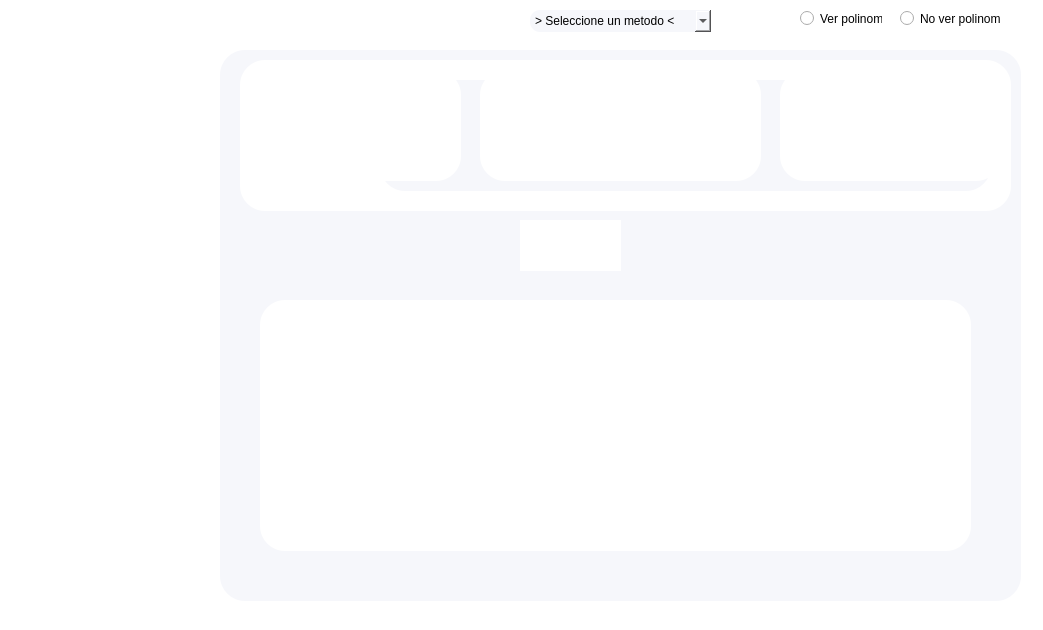
This is docs/formMain.ui in DevKelvin21/ANS_135-Final as Qt 5 draws it before an edit. The edited form follows.
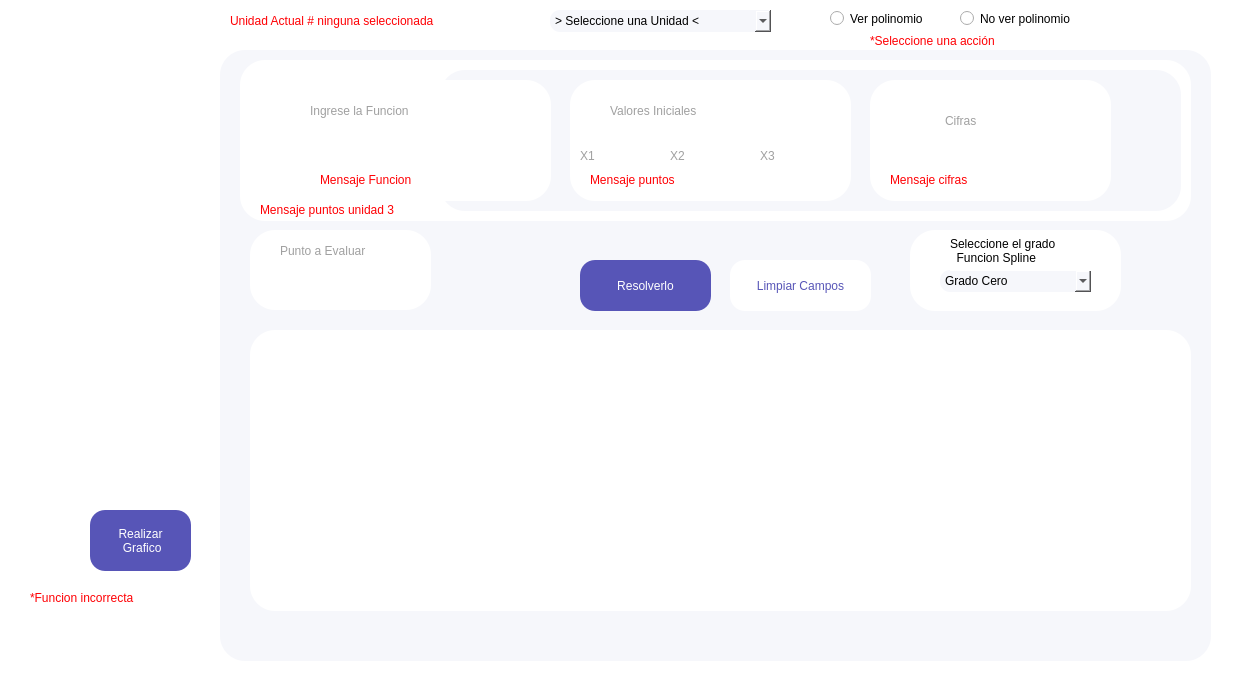
This is the edited form. Icons and pictures are not drawn.

Commit message: formulario integrado con mensajes en labels y corregido

```diff
--- a/docs/formMain.ui
+++ b/docs/formMain.ui
@@ -6,8 +6,8 @@
    <rect>
     <x>0</x>
     <y>0</y>
-    <width>1043</width>
-    <height>630</height>
+    <width>1235</width>
+    <height>684</height>
    </rect>
   </property>
   <property name="windowTitle">
@@ -22,8 +22,8 @@
      <rect>
       <x>220</x>
       <y>50</y>
-      <width>801</width>
-      <height>551</height>
+      <width>991</width>
+      <height>611</height>
      </rect>
     </property>
     <property name="styleSheet">
@@ -43,17 +43,20 @@
     <widget class="QPushButton" name="btnCalcular">
      <property name="geometry">
       <rect>
-       <x>300</x>
-       <y>170</y>
-       <width>101</width>
+       <x>360</x>
+       <y>210</y>
+       <width>131</width>
        <height>51</height>
       </rect>
      </property>
      <property name="styleSheet">
       <string notr="true">
 QPushButton {
-	border-radius: 0px;
-	background-image: url(:/images/images/Calcular.png);
+	border-radius: 15px;
+	border:0px;
+	font: 75 10pt &quot;SpaceMono Nerd Font&quot;;
+	color: rgb(255, 255, 255);
+	background-color: rgb(87, 85, 183);
 }
 QPushButton:hover {
 	border-radius: 16px;
@@ -62,23 +65,25 @@
 }</string>
      </property>
      <property name="text">
-      <string/>
+      <string>Resolverlo</string>
      </property>
     </widget>
     <widget class="QPushButton" name="btnLimpiar">
      <property name="geometry">
       <rect>
-       <x>420</x>
-       <y>170</y>
-       <width>101</width>
+       <x>510</x>
+       <y>210</y>
+       <width>141</width>
        <height>51</height>
       </rect>
      </property>
      <property name="styleSheet">
       <string notr="true">QPushButton {
-	border-radius: 0px;
-	background-color: rgb(246, 247, 251);
-	background-image: url(:/images/images/Limpiar.png);
+	border-radius: 15px;
+	border:0px;
+	color: rgb(87, 85, 183);
+	font: 75 10pt &quot;SpaceMono Nerd Font&quot;;
+	background-color: rgb(255, 255, 255);
 }
 QPushButton:hover {
 	border-radius: 16px;
@@ -87,16 +92,16 @@
 </string>
      </property>
      <property name="text">
-      <string/>
+      <string>Limpiar Campos</string>
      </property>
     </widget>
     <widget class="QFrame" name="frame_2">
      <property name="geometry">
       <rect>
-       <x>40</x>
-       <y>250</y>
-       <width>711</width>
-       <height>251</height>
+       <x>30</x>
+       <y>280</y>
+       <width>941</width>
+       <height>281</height>
       </rect>
      </property>
      <property name="styleSheet">
@@ -111,12 +116,15 @@
      <widget class="QTableWidget" name="tableWidget">
       <property name="geometry">
        <rect>
-        <x>20</x>
-        <y>20</y>
-        <width>671</width>
-        <height>211</height>
+        <x>10</x>
+        <y>10</y>
+        <width>921</width>
+        <height>261</height>
        </rect>
       </property>
+      <property name="styleSheet">
+       <string notr="true">font: 8pt &quot;SpaceMono Nerd Font&quot;;</string>
+      </property>
       <property name="frameShape">
        <enum>QFrame::NoFrame</enum>
       </property>
@@ -125,10 +133,10 @@
     <widget class="QFrame" name="frame_3">
      <property name="geometry">
       <rect>
-       <x>20</x>
-       <y>20</y>
-       <width>221</width>
-       <height>111</height>
+       <x>70</x>
+       <y>30</y>
+       <width>261</width>
+       <height>121</height>
       </rect>
      </property>
      <property name="styleSheet">
@@ -143,25 +151,25 @@
      <widget class="QLabel" name="label">
       <property name="geometry">
        <rect>
-        <x>10</x>
-        <y>0</y>
-        <width>201</width>
+        <x>20</x>
+        <y>10</y>
+        <width>231</width>
         <height>41</height>
        </rect>
       </property>
       <property name="styleSheet">
-       <string notr="true">background-image: url(:/images/ingreselafuncion.png);
-background-image: url(:/images/images/ingreselafuncion.png);</string>
+       <string notr="true">font: 75 14pt &quot;SpaceMono Nerd Font&quot;;
+color: rgb(160, 160, 160);</string>
       </property>
       <property name="text">
-       <string/>
+       <string>Ingrese la Funcion </string>
       </property>
      </widget>
      <widget class="QLineEdit" name="txtfuncion">
       <property name="geometry">
        <rect>
-        <x>20</x>
-        <y>70</y>
+        <x>40</x>
+        <y>60</y>
         <width>181</width>
         <height>21</height>
        </rect>
@@ -172,14 +180,31 @@
 border: 0px;</string>
       </property>
      </widget>
+     <widget class="QLabel" name="lbl_mensaje_funcion">
+      <property name="geometry">
+       <rect>
+        <x>30</x>
+        <y>90</y>
+        <width>221</width>
+        <height>20</height>
+       </rect>
+      </property>
+      <property name="styleSheet">
+       <string notr="true">font: 7pt &quot;SpaceMono Nerd Font&quot;;
+color: rgb(255, 0, 4);</string>
+      </property>
+      <property name="text">
+       <string>Mensaje Funcion</string>
+      </property>
+     </widget>
     </widget>
     <widget class="QFrame" name="frame_4">
      <property name="geometry">
       <rect>
-       <x>260</x>
-       <y>20</y>
+       <x>350</x>
+       <y>30</y>
        <width>281</width>
-       <height>111</height>
+       <height>121</height>
       </rect>
      </property>
      <property name="styleSheet">
@@ -194,18 +219,18 @@
      <widget class="QLabel" name="label_2">
       <property name="geometry">
        <rect>
-        <x>50</x>
-        <y>0</y>
-        <width>201</width>
-        <height>61</height>
+        <x>40</x>
+        <y>10</y>
+        <width>211</width>
+        <height>41</height>
        </rect>
       </property>
       <property name="styleSheet">
-       <string notr="true">background-image: url(:/images/valoresiniciales.png);
-background-image: url(:/images/images/valoresiniciales.png);</string>
+       <string notr="true">font: 75 14pt &quot;SpaceMono Nerd Font&quot;;
+color: rgb(160, 160, 160);</string>
       </property>
       <property name="text">
-       <string/>
+       <string>Valores Iniciales</string>
       </property>
      </widget>
      <widget class="QLineEdit" name="txtX1">
@@ -247,11 +272,11 @@
        </rect>
       </property>
       <property name="styleSheet">
-       <string notr="true">background-image: url(:/images/x1.png);
-background-image: url(:/images/images/x1.png);</string>
+       <string notr="true">font: 75 14pt &quot;SpaceMono Nerd Font&quot;;
+color: rgb(160, 160, 160);</string>
       </property>
       <property name="text">
-       <string/>
+       <string>X1</string>
       </property>
      </widget>
      <widget class="QLabel" name="label_4">
@@ -264,10 +289,11 @@
        </rect>
       </property>
       <property name="styleSheet">
-       <string notr="true">background-image: url(:/images/images/x2.png);</string>
+       <string notr="true">font: 75 14pt &quot;SpaceMono Nerd Font&quot;;
+color: rgb(160, 160, 160);</string>
       </property>
       <property name="text">
-       <string/>
+       <string>X2</string>
       </property>
      </widget>
      <widget class="QLineEdit" name="txtX2_2">
@@ -295,20 +321,38 @@
        </rect>
       </property>
       <property name="styleSheet">
-       <string notr="true">background-image: url(:/images/images/x3.png);</string>
+       <string notr="true">font: 75 14pt &quot;SpaceMono Nerd Font&quot;;
+color: rgb(160, 160, 160);;</string>
       </property>
       <property name="text">
-       <string/>
+       <string>X3</string>
+      </property>
+     </widget>
+     <widget class="QLabel" name="lbl_mensaje_puntos">
+      <property name="geometry">
+       <rect>
+        <x>20</x>
+        <y>90</y>
+        <width>241</width>
+        <height>20</height>
+       </rect>
+      </property>
+      <property name="styleSheet">
+       <string notr="true">font: 7pt &quot;SpaceMono Nerd Font&quot;;
+color: rgb(255, 0, 4);</string>
+      </property>
+      <property name="text">
+       <string>Mensaje puntos</string>
       </property>
      </widget>
     </widget>
     <widget class="QFrame" name="frame_5">
      <property name="geometry">
       <rect>
-       <x>560</x>
-       <y>20</y>
-       <width>221</width>
-       <height>111</height>
+       <x>650</x>
+       <y>30</y>
+       <width>241</width>
+       <height>121</height>
       </rect>
      </property>
      <property name="styleSheet">
@@ -323,18 +367,18 @@
      <widget class="QLabel" name="label_5">
       <property name="geometry">
        <rect>
-        <x>10</x>
+        <x>75</x>
         <y>10</y>
-        <width>201</width>
+        <width>81</width>
         <height>61</height>
        </rect>
       </property>
       <property name="styleSheet">
-       <string notr="true">background-image: url(:/images/cifras.png);
-background-image: url(:/images/images/cifras.png);</string>
+       <string notr="true">font: 75 14pt &quot;SpaceMono Nerd Font&quot;;
+color: rgb(160, 160, 160);</string>
       </property>
       <property name="text">
-       <string/>
+       <string>Cifras</string>
       </property>
      </widget>
      <widget class="QLineEdit" name="txtcifras">
@@ -349,7 +393,25 @@
       <property name="styleSheet">
        <string notr="true">background-image: url(:/images/barra.png);
 background-image: url(:/images/images/barra.png);
-border: 0px;</string>
+border: 0px;
+font: 8pt &quot;SpaceMono Nerd Font&quot;;</string>
+      </property>
+     </widget>
+     <widget class="QLabel" name="lbl_mensaje_cifras_h">
+      <property name="geometry">
+       <rect>
+        <x>20</x>
+        <y>90</y>
+        <width>201</width>
+        <height>20</height>
+       </rect>
+      </property>
+      <property name="styleSheet">
+       <string notr="true">font: 7pt &quot;SpaceMono Nerd Font&quot;;
+color: rgb(255, 0, 4);</string>
+      </property>
+      <property name="text">
+       <string>Mensaje cifras</string>
       </property>
      </widget>
     </widget>
@@ -358,8 +420,8 @@
       <rect>
        <x>20</x>
        <y>10</y>
-       <width>771</width>
-       <height>151</height>
+       <width>951</width>
+       <height>161</height>
       </rect>
      </property>
      <property name="styleSheet">
@@ -374,10 +436,10 @@
      <widget class="QTableWidget" name="tableWidget_2">
       <property name="geometry">
        <rect>
-        <x>140</x>
-        <y>20</y>
-        <width>611</width>
-        <height>111</height>
+        <x>200</x>
+        <y>10</y>
+        <width>741</width>
+        <height>141</height>
        </rect>
       </property>
       <property name="styleSheet">
@@ -390,16 +452,19 @@
      <widget class="QPushButton" name="btnAgregarFIla">
       <property name="geometry">
        <rect>
-        <x>20</x>
-        <y>20</y>
-        <width>100</width>
-        <height>50</height>
+        <x>200</x>
+        <y>25</y>
+        <width>101</width>
+        <height>51</height>
        </rect>
       </property>
       <property name="styleSheet">
        <string notr="true">QPushButton {
-	border-radius: 0px;
-	background-image: url(:/images/images/anadir-fila.png);
+	border-radius: 15px;
+	border:0px;
+	font: 75 8pt &quot;SpaceMono Nerd Font&quot;;
+	color: rgb(255, 255, 255);
+	background-color: rgb(0, 193, 0);
 }
 QPushButton:hover {
 
@@ -410,33 +475,267 @@
 }</string>
       </property>
       <property name="text">
-       <string/>
+       <string>Añadir Fila</string>
       </property>
      </widget>
      <widget class="QPushButton" name="btnEliminarFila">
       <property name="geometry">
        <rect>
+        <x>200</x>
+        <y>80</y>
+        <width>101</width>
+        <height>50</height>
+       </rect>
+      </property>
+      <property name="styleSheet">
+       <string notr="true">QPushButton {
+	border-radius: 15px;
+	border:0px;
+	font: 75 8pt &quot;SpaceMono Nerd Font&quot;;
+	color: rgb(255, 255, 255);
+	background-color: rgb(0, 130, 255);
+}
+QPushButton:hover {
+	border-radius: 20px;
+	background-color: rgb(0, 95, 185);
+}</string>
+      </property>
+      <property name="text">
+       <string>Eliminar Fila</string>
+      </property>
+     </widget>
+     <widget class="QLabel" name="lbl_aniadir">
+      <property name="geometry">
+       <rect>
+        <x>12</x>
+        <y>23</y>
+        <width>50</width>
+        <height>50</height>
+       </rect>
+      </property>
+      <property name="styleSheet">
+       <string notr="true">background-image: url(:/images/images/Aniadir.png);
+border-radius: 0px;</string>
+      </property>
+      <property name="text">
+       <string/>
+      </property>
+     </widget>
+     <widget class="QLabel" name="label_8">
+      <property name="geometry">
+       <rect>
+        <x>10</x>
+        <y>80</y>
+        <width>50</width>
+        <height>50</height>
+       </rect>
+      </property>
+      <property name="styleSheet">
+       <string notr="true">border-radius: 0px;
+background-image: url(:/images/images/Eliminarr.png);</string>
+      </property>
+      <property name="text">
+       <string/>
+      </property>
+     </widget>
+     <widget class="QPushButton" name="btnAgregarCol">
+      <property name="geometry">
+       <rect>
+        <x>70</x>
+        <y>25</y>
+        <width>117</width>
+        <height>51</height>
+       </rect>
+      </property>
+      <property name="styleSheet">
+       <string notr="true">QPushButton {
+	border-radius: 15px;
+	border:0px;
+	font: 75 8pt &quot;SpaceMono Nerd Font&quot;;
+	color: rgb(255, 255, 255);
+	background-color: rgb(0, 193, 0);
+}
+QPushButton:hover {
+	border-radius: 20px;
+	background-color: rgb(0, 136, 0);
+}</string>
+      </property>
+      <property name="text">
+       <string>Añadir Columna</string>
+      </property>
+     </widget>
+     <widget class="QPushButton" name="btnEliminarCol">
+      <property name="geometry">
+       <rect>
+        <x>70</x>
+        <y>80</y>
+        <width>117</width>
+        <height>50</height>
+       </rect>
+      </property>
+      <property name="styleSheet">
+       <string notr="true">QPushButton {
+	border-radius: 15px;
+	border:0px;
+	font: 75 8pt &quot;SpaceMono Nerd Font&quot;;
+	color: rgb(255, 255, 255);
+	background-color: rgb(0, 130, 255);
+}
+QPushButton:hover {
+	border-radius: 20px;
+	background-color: rgb(0, 95, 185);
+}</string>
+      </property>
+      <property name="text">
+       <string>Eliminar Columna</string>
+      </property>
+     </widget>
+     <widget class="QLabel" name="lbl_puntos_unidad3">
+      <property name="geometry">
+       <rect>
         <x>20</x>
-        <y>80</y>
-        <width>100</width>
-        <height>50</height>
+        <y>140</y>
+        <width>281</width>
+        <height>20</height>
        </rect>
       </property>
       <property name="styleSheet">
-       <string notr="true">QPushButton {
-	border-radius: 0px;
-	background-image: url(:/images/images/eliminar-fila.png);
-}
-QPushButton:hover {
-
-	
-	background-color: rgb(246, 247, 251);
-	background-image: url(:/images/images/eliminar-fila.png);
-
-}</string>
+       <string notr="true">font: 7pt &quot;SpaceMono Nerd Font&quot;;
+color: rgb(255, 0, 4);</string>
       </property>
       <property name="text">
-       <string/>
+       <string>Mensaje puntos unidad 3 </string>
+      </property>
+     </widget>
+     <zorder>label_8</zorder>
+     <zorder>lbl_puntos_unidad3</zorder>
+     <zorder>btnAgregarFila</zorder>
+     <zorder>btnEliminarFila</zorder>
+     <zorder>lbl_aniadir</zorder>
+     <zorder>btnAgregarCol</zorder>
+     <zorder>btnEliminarCol</zorder>
+     <zorder>tableWidget_2</zorder>
+    </widget>
+    <widget class="QFrame" name="frame_hermite">
+     <property name="geometry">
+      <rect>
+       <x>30</x>
+       <y>180</y>
+       <width>181</width>
+       <height>80</height>
+      </rect>
+     </property>
+     <property name="styleSheet">
+      <string notr="true">background-color: rgb(255, 255, 255);</string>
+     </property>
+     <property name="frameShape">
+      <enum>QFrame::StyledPanel</enum>
+     </property>
+     <property name="frameShadow">
+      <enum>QFrame::Raised</enum>
+     </property>
+     <widget class="QLabel" name="lbl_punto_hermite">
+      <property name="geometry">
+       <rect>
+        <x>30</x>
+        <y>10</y>
+        <width>121</width>
+        <height>21</height>
+       </rect>
+      </property>
+      <property name="styleSheet">
+       <string notr="true">font: 10pt &quot;SpaceMono Nerd Font&quot;;
+color: rgb(160, 160, 160);</string>
+      </property>
+      <property name="text">
+       <string>Punto a Evaluar</string>
+      </property>
+     </widget>
+     <widget class="QLineEdit" name="txtHermitePunto">
+      <property name="geometry">
+       <rect>
+        <x>30</x>
+        <y>40</y>
+        <width>113</width>
+        <height>20</height>
+       </rect>
+      </property>
+      <property name="styleSheet">
+       <string notr="true">border:0px;
+background-image: url(:/images/images/barra2.png);</string>
+      </property>
+     </widget>
+    </widget>
+    <widget class="QFrame" name="frame_trazadores">
+     <property name="geometry">
+      <rect>
+       <x>690</x>
+       <y>180</y>
+       <width>211</width>
+       <height>81</height>
+      </rect>
+     </property>
+     <property name="styleSheet">
+      <string notr="true">background-color: rgb(255, 255, 255);</string>
+     </property>
+     <property name="frameShape">
+      <enum>QFrame::StyledPanel</enum>
+     </property>
+     <property name="frameShadow">
+      <enum>QFrame::Raised</enum>
+     </property>
+     <widget class="QComboBox" name="cbmSplineGrado">
+      <property name="geometry">
+       <rect>
+        <x>30</x>
+        <y>40</y>
+        <width>151</width>
+        <height>22</height>
+       </rect>
+      </property>
+      <property name="styleSheet">
+       <string notr="true">border-radius: 10px;
+background-color: rgb(246, 247, 251);
+font: 8pt &quot;SpaceMono Nerd Font&quot;;
+</string>
+      </property>
+      <item>
+       <property name="text">
+        <string>Grado Cero</string>
+       </property>
+      </item>
+      <item>
+       <property name="text">
+        <string>Grado Uno</string>
+       </property>
+      </item>
+      <item>
+       <property name="text">
+        <string>Grado Dos</string>
+       </property>
+      </item>
+      <item>
+       <property name="text">
+        <string>Grado Tres</string>
+       </property>
+      </item>
+     </widget>
+     <widget class="QLabel" name="label_9">
+      <property name="geometry">
+       <rect>
+        <x>40</x>
+        <y>0</y>
+        <width>141</width>
+        <height>41</height>
+       </rect>
+      </property>
+      <property name="styleSheet">
+       <string notr="true">font: 8pt &quot;SpaceMono Nerd Font&quot;;
+color: rgb(0, 0, 0);</string>
+      </property>
+      <property name="text">
+       <string>Seleccione el grado
+  Funcion Spline</string>
       </property>
      </widget>
     </widget>
@@ -451,19 +750,24 @@
    <widget class="QComboBox" name="cmbMetodos">
     <property name="geometry">
      <rect>
-      <x>530</x>
+      <x>550</x>
       <y>10</y>
-      <width>181</width>
+      <width>221</width>
       <height>22</height>
      </rect>
     </property>
     <property name="styleSheet">
      <string notr="true">border-radius: 10px;
-background-color: rgb(246, 247, 251);</string>
+background-color: rgb(246, 247, 251);
+font: 8pt &quot;SpaceMono Nerd Font&quot;;
+</string>
+    </property>
+    <property name="currentText">
+     <string>&gt; Seleccione una Unidad &lt;</string>
     </property>
     <item>
      <property name="text">
-      <string>&gt; Seleccione un metodo &lt;</string>
+      <string>&gt; Seleccione una Unidad &lt;</string>
      </property>
     </item>
    </widget>
@@ -613,12 +917,16 @@
    <widget class="QRadioButton" name="radioButton">
     <property name="geometry">
      <rect>
-      <x>800</x>
+      <x>830</x>
       <y>10</y>
-      <width>82</width>
+      <width>111</width>
       <height>17</height>
      </rect>
     </property>
+    <property name="styleSheet">
+     <string notr="true">font: 8pt &quot;SpaceMono Nerd Font&quot;;
+</string>
+    </property>
     <property name="text">
      <string>Ver polinomio</string>
     </property>
@@ -626,16 +934,131 @@
    <widget class="QRadioButton" name="radioButton_2">
     <property name="geometry">
      <rect>
-      <x>900</x>
+      <x>960</x>
       <y>10</y>
-      <width>101</width>
+      <width>141</width>
       <height>17</height>
      </rect>
     </property>
+    <property name="styleSheet">
+     <string notr="true">font: 8pt &quot;SpaceMono Nerd Font&quot;;
+</string>
+    </property>
     <property name="text">
      <string>No ver polinomio</string>
     </property>
    </widget>
+   <widget class="QLabel" name="lbl_unidad_actual">
+    <property name="geometry">
+     <rect>
+      <x>230</x>
+      <y>10</y>
+      <width>271</width>
+      <height>21</height>
+     </rect>
+    </property>
+    <property name="styleSheet">
+     <string notr="true">font: 8pt &quot;SpaceMono Nerd Font&quot;;
+color: rgb(255, 0, 4);</string>
+    </property>
+    <property name="text">
+     <string>Unidad Actual # ninguna seleccionada</string>
+    </property>
+   </widget>
+   <widget class="QLabel" name="lbl_radiobuttons">
+    <property name="geometry">
+     <rect>
+      <x>870</x>
+      <y>30</y>
+      <width>161</width>
+      <height>21</height>
+     </rect>
+    </property>
+    <property name="styleSheet">
+     <string notr="true">font: 8pt &quot;SpaceMono Nerd Font&quot;;
+color: rgb(255, 0, 4);</string>
+    </property>
+    <property name="text">
+     <string>*Seleccione una acción</string>
+    </property>
+   </widget>
+   <widget class="QLabel" name="label_grafica">
+    <property name="geometry">
+     <rect>
+      <x>10</x>
+      <y>510</y>
+      <width>64</width>
+      <height>64</height>
+     </rect>
+    </property>
+    <property name="styleSheet">
+     <string notr="true">background-image: url(:/images/images/parabola.png);</string>
+    </property>
+    <property name="text">
+     <string/>
+    </property>
+   </widget>
+   <widget class="QPushButton" name="pushButton">
+    <property name="geometry">
+     <rect>
+      <x>90</x>
+      <y>510</y>
+      <width>101</width>
+      <height>61</height>
+     </rect>
+    </property>
+    <property name="styleSheet">
+     <string notr="true">QPushButton {
+	border-radius: 15px;
+	border:0px;
+	font: 75 12pt &quot;MS Shell Dlg 2&quot;;
+	color: rgb(255, 255, 255);
+	
+	background-color: rgb(87, 85, 183);
+}
+QPushButton:hover {
+	border-radius: 20px;
+	
+	background-color: rgb(71, 69, 150);
+}</string>
+    </property>
+    <property name="text">
+     <string>Realizar 
+ Grafico</string>
+    </property>
+   </widget>
+   <widget class="QLabel" name="lbl_grafico_mensaje">
+    <property name="geometry">
+     <rect>
+      <x>30</x>
+      <y>590</y>
+      <width>141</width>
+      <height>16</height>
+     </rect>
+    </property>
+    <property name="styleSheet">
+     <string notr="true">color: rgb(255, 0, 4);
+font: 8pt &quot;SpaceMono Nerd Font&quot;;</string>
+    </property>
+    <property name="text">
+     <string>*Funcion incorrecta</string>
+    </property>
+   </widget>
+   <zorder>lbl_radiobuttons</zorder>
+   <zorder>frame</zorder>
+   <zorder>cmbMetodos</zorder>
+   <zorder>btnUnidad1</zorder>
+   <zorder>btnUnidad2</zorder>
+   <zorder>btnUnidad3</zorder>
+   <zorder>btnUnidad4</zorder>
+   <zorder>btnUnidad5</zorder>
+   <zorder>label_6</zorder>
+   <zorder>radioButton</zorder>
+   <zorder>radioButton_2</zorder>
+   <zorder>lbl_unidad_actual</zorder>
+   <zorder>label_grafica</zorder>
+   <zorder>pushButton</zorder>
+   <zorder>lbl_grafico_mensaje</zorder>
   </widget>
   <widget class="QStatusBar" name="statusbar"/>
  </widget>
```
Left out of the diff: 38 changed lines with no effect on the pictures. The commit also changes 19 other files.
